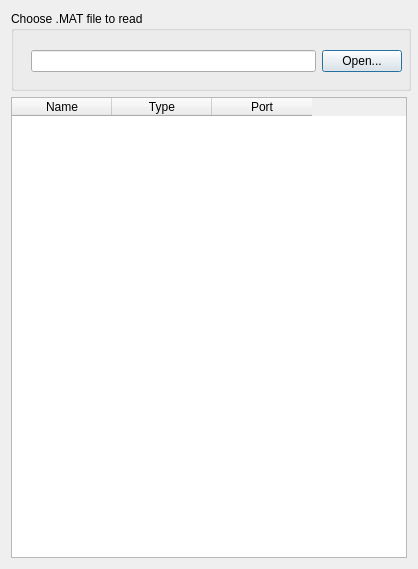
This is src/Interface/Modules/Matlab/ImportFieldsFromMatlab.ui in SCIInstitute/SCIRun as Qt 5 draws it before an edit. The edited form follows.
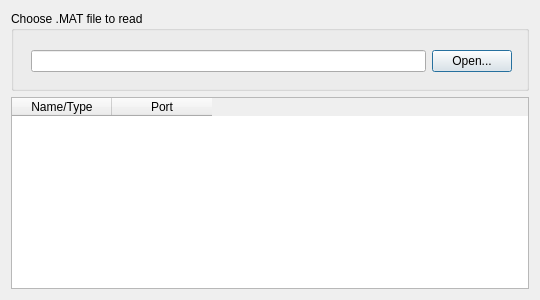
This is the edited form.

What changed in the file:
```diff
--- a/src/Interface/Modules/Matlab/ImportFieldsFromMatlab.ui
+++ b/src/Interface/Modules/Matlab/ImportFieldsFromMatlab.ui
@@ -6,14 +6,14 @@
    <rect>
     <x>0</x>
     <y>0</y>
-    <width>418</width>
-    <height>569</height>
+    <width>540</width>
+    <height>300</height>
    </rect>
   </property>
   <property name="minimumSize">
    <size>
-    <width>418</width>
-    <height>500</height>
+    <width>540</width>
+    <height>300</height>
    </size>
   </property>
   <property name="windowTitle">
@@ -36,7 +36,7 @@
        <rect>
         <x>20</x>
         <y>30</y>
-        <width>371</width>
+        <width>481</width>
         <height>41</height>
        </rect>
       </property>
@@ -75,12 +75,7 @@
     <widget class="QTableWidget" name="tableWidget">
      <column>
       <property name="text">
-       <string>Name</string>
-      </property>
-     </column>
-     <column>
-      <property name="text">
-       <string>Type</string>
+       <string>Name/Type</string>
       </property>
      </column>
      <column>
```
